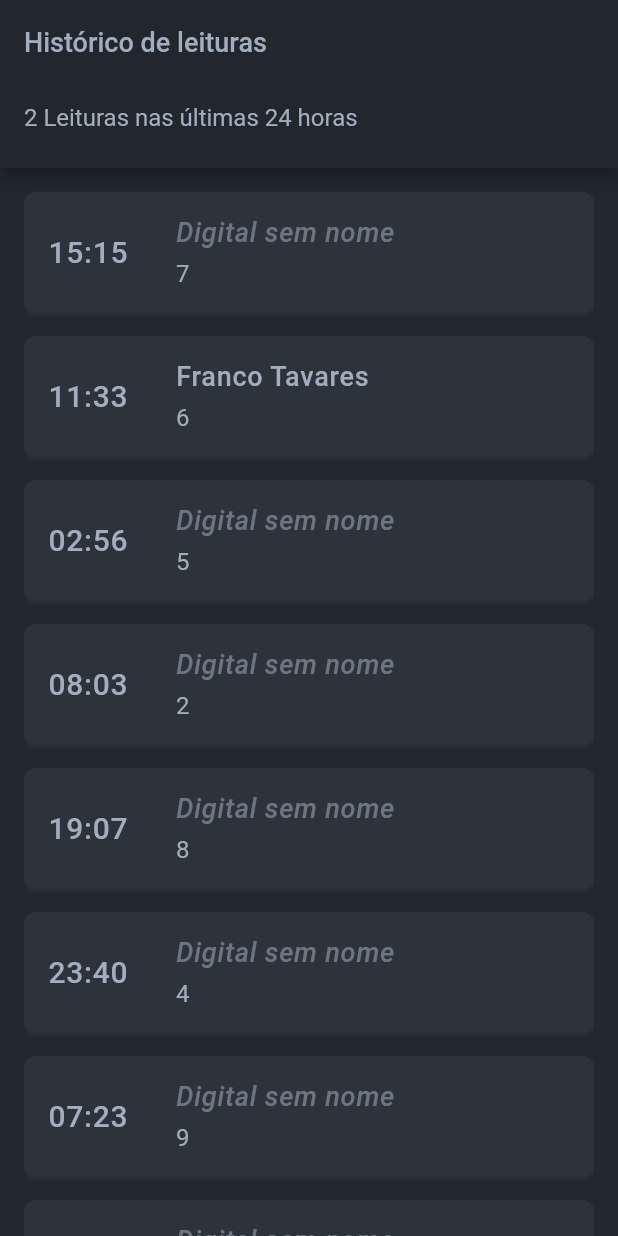
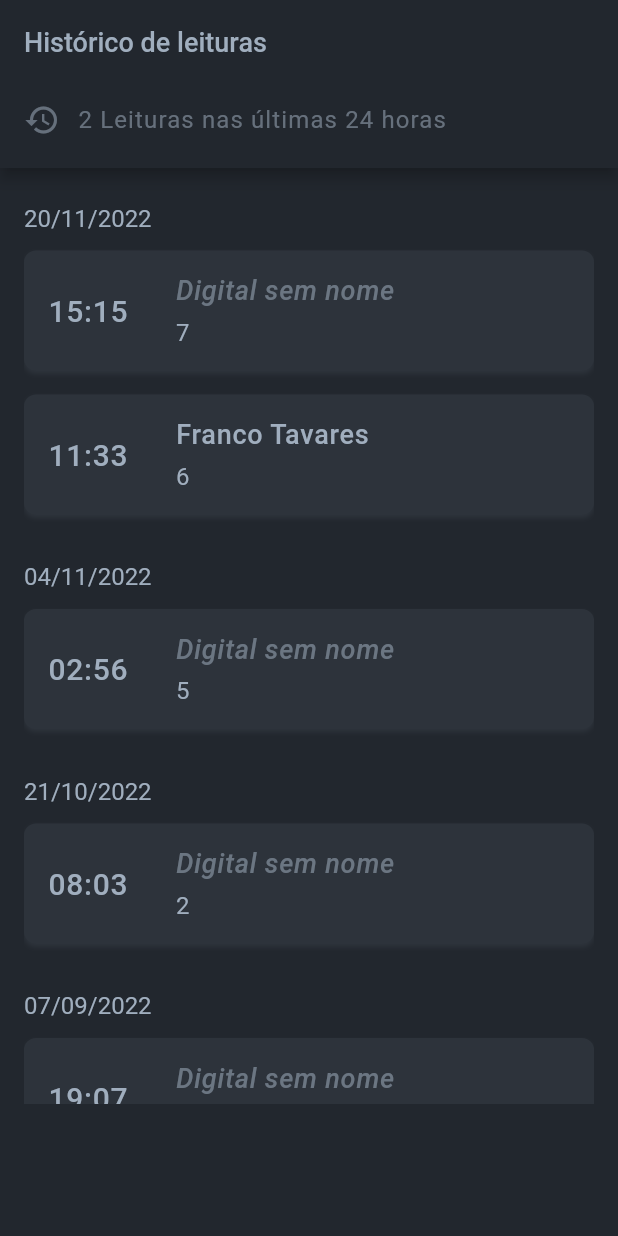
Before and after one commit to petribrn/fingerprint-sensor, a Flutter app: the VisualizarHistoricoPage screen opened directly, on a phone screen of 412 x 824 dp. Run offline on Flutter 3.47's test engine with Material 2 defaults, Android fonts, the phone set to English and light mode, and no system bars; our stand-ins replace connectivity, envied, equatable, flutter_secure_storage, get, package_info_plus and 3 more; accounts and stored records are empty; generated files the repository leaves out were written again; network calls fail.

Commit message:
Group history records by date + contract fixes

```diff
--- a/app/lib/contracts/modules/cadastrar_biometria/cadastrar_biometria_controller.dart
+++ b/app/lib/contracts/modules/cadastrar_biometria/cadastrar_biometria_controller.dart
@@ -1 +1,3 @@
-abstract class CadastrarBiometriaController {}
+import 'package:get/get.dart';
+
+abstract class CadastrarBiometriaController implements GetxController {}
--- a/app/lib/contracts/modules/home/home_controller.dart
+++ b/app/lib/contracts/modules/home/home_controller.dart
@@ -1,9 +1,10 @@
 import 'package:flutter/material.dart';
+import 'package:get/get.dart';
 import 'package:persistent_bottom_nav_bar/persistent-tab-view.dart';
 
 import '../../../data/data.dart';
 
-abstract class HomeController {
+abstract class HomeController implements GetxController {
   PersistentTabController get tabController;
   AccessMode get currentMode;
 
--- a/app/lib/contracts/modules/selecionar_acesso/selecionar_acesso_controller.dart
+++ b/app/lib/contracts/modules/selecionar_acesso/selecionar_acesso_controller.dart
@@ -1,6 +1,8 @@
+import 'package:get/get.dart';
+
 import '../../../data/data.dart';
 
-abstract class SelecionarAcessoController {
+abstract class SelecionarAcessoController implements GetxController {
   bool get isFirstAppUse;
   AccessMode get currentMode;
 
--- a/app/lib/contracts/modules/sobre/sobre_controller.dart
+++ b/app/lib/contracts/modules/sobre/sobre_controller.dart
@@ -1,4 +1,6 @@
-abstract class SobreController {
+import 'package:get/get.dart';
+
+abstract class SobreController implements GetxController {
   String get appVersion;
   String get appReleaseDate;
 }
--- a/app/lib/contracts/modules/splash/splash_screen_controller.dart
+++ b/app/lib/contracts/modules/splash/splash_screen_controller.dart
@@ -1,3 +1,5 @@
-abstract class SplashScreenController {
+import 'package:get/get.dart';
+
+abstract class SplashScreenController implements GetxController {
   bool get isLoading;
 }
--- a/app/lib/contracts/modules/verificar_biometria/verificar_biometria_controller.dart
+++ b/app/lib/contracts/modules/verificar_biometria/verificar_biometria_controller.dart
@@ -1 +1,3 @@
-abstract class VerificarBiometriaController {}
+import 'package:get/get.dart';
+
+abstract class VerificarBiometriaController implements GetxController {}
--- a/app/lib/contracts/modules/visualizar_biometrias/visualizar_biometrias_controller.dart
+++ b/app/lib/contracts/modules/visualizar_biometrias/visualizar_biometrias_controller.dart
@@ -1,6 +1,8 @@
+import 'package:get/get.dart';
+
 import '../../../data/data.dart';
 
-abstract class VisualizarBiometriasController {
+abstract class VisualizarBiometriasController implements GetxController {
   List<Fingerprint> get fingerprints;
   List<Fingerprint> get fingerprintsToShow;
   bool get isLoading;
--- a/app/lib/contracts/modules/visualizar_historico/visualizar_historico_controller.dart
+++ b/app/lib/contracts/modules/visualizar_historico/visualizar_historico_controller.dart
@@ -1,8 +1,13 @@
+import 'package:get/get.dart';
+
 import '../../../data/data.dart';
 
-abstract class VisualizarHistoricoController {
-  List<HistoryRecord> get historyRecords;
+abstract class VisualizarHistoricoController implements GetxController {
+  RxMap<String, List<HistoryRecord>> get historyRecordsRx;
+  Map<String, List<HistoryRecord>> get historyRecords;
+
   bool get isLoading;
+  int get latestDayReadCount;
 
   Future<void> reloadData();
 }
--- a/app/lib/modules/visualizar_biometrias/visualizar_biometrias_page.dart
+++ b/app/lib/modules/visualizar_biometrias/visualizar_biometrias_page.dart
@@ -44,7 +44,7 @@ class VisualizarBiometriasPage extends GetView<VisualizarBiometriasController> {
                                 color: AppColors.greySmoke,
                               ),
                             ),
-                            const SizedBox(height: 4),
+                            const SizedBox(height: 8),
                             Text(
                               'Inicie um cadastro na aba "Cadastrar"',
                               style: Get.textTheme.bodyText1?.copyWith(
--- a/app/lib/modules/visualizar_historico/local_widgets/local_widgets.dart
+++ b/app/lib/modules/visualizar_historico/local_widgets/local_widgets.dart
@@ -1,2 +1,4 @@
+export 'date_label_loading.dart';
 export 'history_card_loading.dart';
 export 'history_card.dart';
+export 'visualizar_historico_header.dart';
--- /dev/null
+++ b/app/lib/modules/visualizar_historico/local_widgets/visualizar_historico_header.dart
@@ -0,0 +1,45 @@
+import 'package:flutter/material.dart';
+import 'package:get/get.dart';
+
+import '../../../contracts/contracts.dart';
+import '../../../core/core.dart';
+
+class VisualizarHistoricoHeader extends GetView<VisualizarHistoricoController> with PreferredSizeWidget {
+  const VisualizarHistoricoHeader({super.key});
+
+  @override
+  Widget build(BuildContext context) {
+    return PreferredSize(
+      preferredSize: preferredSize,
+      child: Padding(
+        padding: const EdgeInsets.only(left: 16),
+        child: Align(
+          alignment: Alignment.centerLeft,
+          child: Obx(
+            () => Column(
+              children: [
+                Row(
+                  children: [
+                    Icon(Icons.history, color: AppColors.greySmoke.withOpacity(0.54)),
+                    const SizedBox(width: 12),
+                    Text(
+                      '${controller.latestDayReadCount} Leitura${controller.latestDayReadCount == 1 ? '' : 's'} nas últimas 24 horas',
+                      style: Get.textTheme.bodyText1?.copyWith(
+                        color: AppColors.greySmoke.withOpacity(0.54),
+                        letterSpacing: 0.75,
+                      ),
+                    ),
+                  ],
+                ),
+                const SizedBox(height: 20),
+              ],
+            ),
+          ),
+        ),
+      ),
+    );
+  }
+
+  @override
+  Size get preferredSize => const Size.fromHeight(56);
+}
--- a/app/lib/modules/visualizar_historico/visualizar_historico_page.dart
+++ b/app/lib/modules/visualizar_historico/visualizar_historico_page.dart
@@ -5,8 +5,42 @@ import '../../contracts/contracts.dart';
 import '../../core/core.dart';
 import 'local_widgets/local_widgets.dart';
 
-class VisualizarHistoricoPage extends GetView<VisualizarHistoricoController> {
+class VisualizarHistoricoPage extends StatefulWidget {
   const VisualizarHistoricoPage({Key? key}) : super(key: key);
+
+  @override
+  State<VisualizarHistoricoPage> createState() => _VisualizarHistoricoPageState();
+}
+
+class _VisualizarHistoricoPageState extends State<VisualizarHistoricoPage> {
+  VisualizarHistoricoController? controller;
+  bool showHeader = false;
+
+  Worker? headerWorkerEmpty;
+
+  @override
+  void initState() {
+    super.initState();
+
+    controller = Get.find<VisualizarHistoricoController>();
+
+    headerWorkerEmpty = ever(controller!.historyRecordsRx, (historyRecords) {
+      if (historyRecords.isNotEmpty) {
+        setState(() {
+          showHeader = true;
+        });
+      }
+    });
+  }
+
+  @override
+  void dispose() {
+    super.dispose();
+
+    if (headerWorkerEmpty != null) {
+      headerWorkerEmpty!.dispose();
+    }
+  }
 
   @override
   Widget build(BuildContext context) {
@@ -14,41 +48,41 @@ class VisualizarHistoricoPage extends GetView<VisualizarHistoricoController> {
       appBar: AppBar(
         automaticallyImplyLeading: false,
         title: Text('Histórico de leituras', style: Get.textTheme.headline6),
-        bottom: PreferredSize(
-          preferredSize: Size(Get.width, 56),
-          child: Padding(
-            padding: const EdgeInsets.only(left: 16),
-            child: Align(
-              alignment: Alignment.centerLeft,
-              child: Column(
-                children: [
-                  Text(
-                    '2 Leituras nas últimas 24 horas',
-                    style: Get.textTheme.bodyText1,
-                  ),
-                  const SizedBox(height: 24),
-                ],
-              ),
-            ),
-          ),
-        ),
+        bottom: showHeader ? const VisualizarHistoricoHeader() : null,
       ),
       body: ConstrainedBox(
         constraints: const BoxConstraints(maxWidth: 1080),
-        child: SingleChildScrollView(
+        child: Obx(
+          () => controller!.historyRecords.isEmpty
+              ? RefreshIndicator(
+                  backgroundColor: AppColors.primaryLight,
+                  color: AppColors.greenCheck,
+                  strokeWidth: 3,
+                  onRefresh: () async => await controller!.reloadData(),
+                  child: buildHistoryRecords(),
+                )
+              : buildHistoryRecords(),
+        ),
+      ),
+    );
+  }
+
+  Widget buildHistoryRecords() {
+    return SingleChildScrollView(
       physics: const AlwaysScrollableScrollPhysics(),
       child: Obx(
         () => Container(
           padding: EdgeInsets.only(
-                top: controller.historyRecords.isEmpty ? 24 : 0,
+            top: controller!.historyRecords.isEmpty ? 24 : 0,
             bottom: 24,
             left: 16,
             right: 16,
           ),
-              height: MediaQuery.of(context).size.height,
+          height: MediaQuery.of(Get.context!).size.height - 176,
           child: Column(
+            mainAxisSize: MainAxisSize.min,
             children: [
-                  if (controller.historyRecords.isEmpty)
+              if (controller!.historyRecords.isEmpty)
                 Column(
                   crossAxisAlignment: CrossAxisAlignment.stretch,
                   mainAxisSize: MainAxisSize.min,
@@ -60,7 +94,7 @@ class VisualizarHistoricoPage extends GetView<VisualizarHistoricoController> {
                         color: AppColors.greySmoke,
                       ),
                     ),
-                        const SizedBox(height: 4),
+                    const SizedBox(height: 8),
                     Text(
                       'Inicie uma verificação de leitura na aba "Verificar"',
                       style: Get.textTheme.bodyText1?.copyWith(
@@ -77,26 +111,47 @@ class VisualizarHistoricoPage extends GetView<VisualizarHistoricoController> {
                     backgroundColor: AppColors.primaryLight,
                     color: AppColors.greenCheck,
                     strokeWidth: 3,
-                        onRefresh: () async => await controller.reloadData(),
+                    onRefresh: () async => await controller!.reloadData(),
                     child: ListView.separated(
                       shrinkWrap: true,
                       physics: const AlwaysScrollableScrollPhysics(),
                       separatorBuilder: (_, __) => const SizedBox(height: 16),
-                          itemCount: controller.historyRecords.length,
+                      itemCount: controller!.historyRecords.keys.length,
                       itemBuilder: (_, i) {
-                            final historyItem = controller.historyRecords[i];
+                        final date = controller!.historyRecords.keys.toList().elementAt(i);
+                        final historyItemsInDate = controller!.historyRecords[date] ?? [];
 
                         return Padding(
                           padding: EdgeInsets.only(
                             top: (i == 0) ? 16 : 0,
-                                bottom: (i == controller.historyRecords.length - 1) ? 236 : 0,
+                            bottom: (i == controller!.historyRecords.length - 1) ? 42 : 0,
                           ),
+                          child: Column(
+                            children: [
+                              if (i == 0) const SizedBox(height: 8),
+                              Align(
+                                alignment: Alignment.centerLeft,
                                 child: Obx(
-                                () => controller.isLoading
+                                  () => controller!.isLoading
+                                      ? const DateLabelLoading()
+                                      : Text(
+                                          date,
+                                          style: Get.theme.textTheme.bodyText1,
+                                        ),
+                                ),
+                              ),
+                              const SizedBox(height: 12),
+                              for (final historyItem in historyItemsInDate) ...[
+                                Obx(
+                                  () => controller!.isLoading
                                       ? const HistoryCardLoading()
                                       : HistoryCard(
                                           historyItem: historyItem,
                                         ),
+                                ),
+                                const SizedBox(height: 16),
+                              ]
+                            ],
                           ),
                         );
                       },
@@ -107,8 +162,6 @@ class VisualizarHistoricoPage extends GetView<VisualizarHistoricoController> {
           ),
         ),
       ),
-        ),
-      ),
     );
   }
 }
--- a/app/pubspec.yaml
+++ b/app/pubspec.yaml
@@ -38,6 +38,7 @@ dependencies:
   equatable: ^2.0.5
   package_info_plus: ^3.0.2
   yaml: ^3.1.1
+  collection: ^1.16.0
 
 dev_dependencies:
   flutter_test:
```
Also changed, not shown: app/lib/modules/visualizar_historico/local_widgets/date_label_loading.dart (added, +27 -0 lines), app/lib/modules/visualizar_historico/visualizar_historico_controller.dart (+21 -4 lines), app/pubspec.lock. Lines whose indentation alone changed are shown as unchanged.
